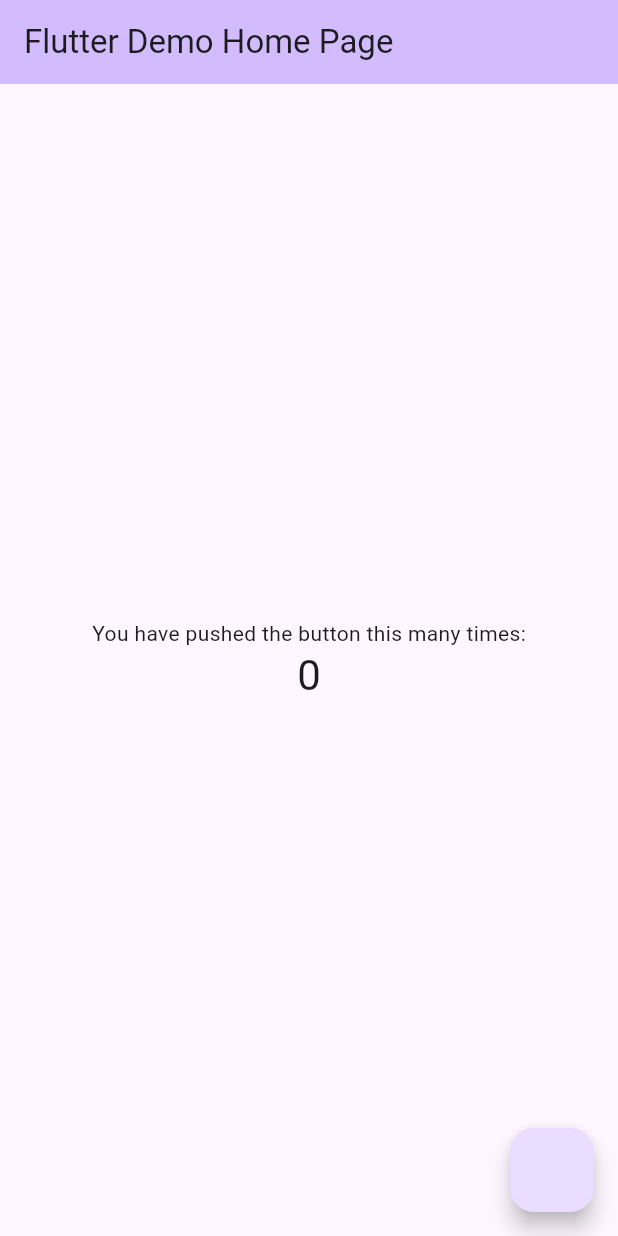
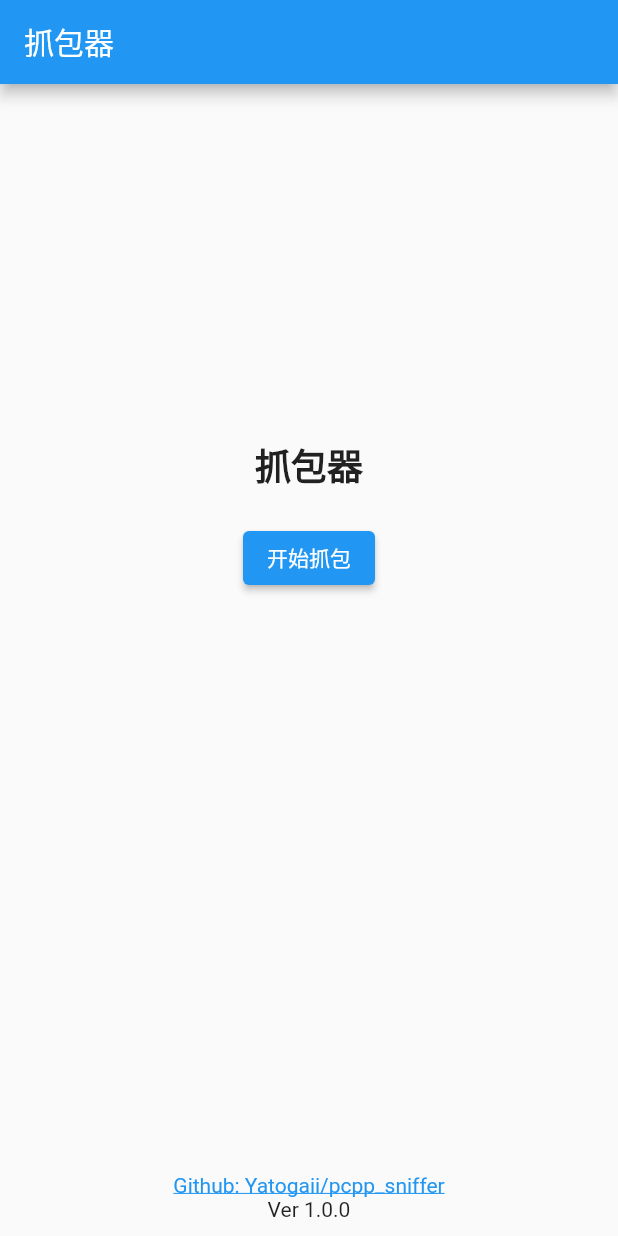
Before and after one commit to Yatogaii/pcpp_sniffer, a Flutter app: the screen it shows after launch, on a phone screen of 412 x 824 dp. Run offline on Flutter 3.47's test engine with Material 2 defaults, Android fonts, the phone set to English and light mode, and no system bars.

Commit message:
frontend: add NEW main page

```diff
--- a/sniffer_web_ui/lib/main.dart
+++ b/sniffer_web_ui/lib/main.dart
@@ -1,132 +1,225 @@
 import 'package:flutter/material.dart';
+import 'package:url_launcher/url_launcher.dart';
 import 'package:sniffer_web_ui/screens/network_selection_page.dart';
 
-void main() {
-  runApp(const MyApp());
-}
+
+void main() => runApp(MyApp());
 
 class MyApp extends StatelessWidget {
-  const MyApp({super.key});
-
-  // This widget is the root of your application.
   @override
   Widget build(BuildContext context) {
     return MaterialApp(
-      title: 'Flutter Demo',
+      title: '抓包器',
       theme: ThemeData(
-        // This is the theme of your application.
-        //
-        // TRY THIS: Try running your application with "flutter run". You'll see
-        // the application has a blue toolbar. Then, without quitting the app,
-        // try changing the seedColor in the colorScheme below to Colors.green
-        // and then invoke "hot reload" (save your changes or press the "hot
-        // reload" button in a Flutter-supported IDE, or press "r" if you used
-        // the command line to start the app).
-        //
-        // Notice that the counter didn't reset back to zero; the application
-        // state is not lost during the reload. To reset the state, use hot
-        // restart instead.
-        //
-        // This works for code too, not just values: Most code changes can be
-        // tested with just a hot reload.
-        colorScheme: ColorScheme.fromSeed(seedColor: Colors.deepPurple),
-        useMaterial3: true,
+        primarySwatch: Colors.blue,
       ),
-      home: const MyHomePage(title: 'Flutter Demo Home Page'),
+      home: MyHomePage(),
     );
   }
 }
 
-class MyHomePage extends StatefulWidget {
-  const MyHomePage({super.key, required this.title});
-
-  // This widget is the home page of your application. It is stateful, meaning
-  // that it has a State object (defined below) that contains fields that affect
-  // how it looks.
-
-  // This class is the configuration for the state. It holds the values (in this
-  // case the title) provided by the parent (in this case the App widget) and
-  // used by the build method of the State. Fields in a Widget subclass are
-  // always marked "final".
-
-  final String title;
-
-  @override
-  State<MyHomePage> createState() => _MyHomePageState();
+class MyHomePage extends StatelessWidget {
+  // 这个函数用于启动URL
+  _launchURL() async {
+    const url = 'https://github.com/Yatogaii/pcpp_sniffer/tree/mainh';
+    if (await canLaunchUrl(Uri.parse(url))) {
+      await launchUrl(Uri.parse(url));
+    } else {
+      throw '无法启动 $url';
     }
-
-class _MyHomePageState extends State<MyHomePage> {
-  int _counter = 0;
-
-  void _incrementCounter() {
-    setState(() {
-      // This call to setState tells the Flutter framework that something has
-      // changed in this State, which causes it to rerun the build method below
-      // so that the display can reflect the updated values. If we changed
-      // _counter without calling setState(), then the build method would not be
-      // called again, and so nothing would appear to happen.
-      _counter++;
-    });
   }
 
   @override
   Widget build(BuildContext context) {
-    // This method is rerun every time setState is called, for instance as done
-    // by the _incrementCounter method above.
-    //
-    // The Flutter framework has been optimized to make rerunning build methods
-    // fast, so that you can just rebuild anything that needs updating rather
-    // than having to individually change instances of widgets.
     return Scaffold(
       appBar: AppBar(
-        // TRY THIS: Try changing the color here to a specific color (to
-        // Colors.amber, perhaps?) and trigger a hot reload to see the AppBar
-        // change color while the other colors stay the same.
-        backgroundColor: Theme.of(context).colorScheme.inversePrimary,
-        // Here we take the value from the MyHomePage object that was created by
-        // the App.build method, and use it to set our appbar title.
-        title: Text(widget.title),
+        title: const Text('抓包器'),
       ),
-      body: Center(
-        // Center is a layout widget. It takes a single child and positions it
-        // in the middle of the parent.
+      body: Column(
+        children: [
+          Expanded(
+            flex: 3,
+            child: Center(
               child: Column(
-          // Column is also a layout widget. It takes a list of children and
-          // arranges them vertically. By default, it sizes itself to fit its
-          // children horizontally, and tries to be as tall as its parent.
-          //
-          // Column has various properties to control how it sizes itself and
-          // how it positions its children. Here we use mainAxisAlignment to
-          // center the children vertically; the main axis here is the vertical
-          // axis because Columns are vertical (the cross axis would be
-          // horizontal).
-          //
-          // TRY THIS: Invoke "debug painting" (choose the "Toggle Debug Paint"
-          // action in the IDE, or press "p" in the console), to see the
-          // wireframe for each widget.
                 mainAxisAlignment: MainAxisAlignment.center,
                 children: <Widget>[
                   const Text(
-              'You have pushed the button this many times:',
-            ),
-            Text(
-              '$_counter',
-              style: Theme.of(context).textTheme.headlineMedium,
-            ),
-          ],
+                    '抓包器',
+                    style: TextStyle(
+                      fontSize: 24.0,
+                      fontWeight: FontWeight.bold,
                     ),
                   ),
-      floatingActionButton: FloatingActionButton(
+                  const SizedBox(height: 20.0),
+                  ElevatedButton(
                             onPressed: () {
           Navigator.push(
             context,
             MaterialPageRoute(builder: (context) => NetworkSelectionPage()),
           );
         },
-        //        onPressed: _incrementCounter,
-        //        tooltip: 'Increment',
-        //        child: const Icon(Icons.add),
-      ), // This trailing comma makes auto-formatting nicer for build methods.
+
+                    child: const Text('开始抓包'),
+                  ),
+                ],
+              ),
+            ),
+          ),
+          Expanded(
+            flex: 1,
+            child: Column(
+              mainAxisAlignment: MainAxisAlignment.end,
+              children: <Widget>[
+                GestureDetector(
+                  onTap: _launchURL,
+                  child: Text(
+                    'Github: Yatogaii/pcpp_sniffer',
+                    style: const TextStyle(
+                      color: Colors.blue,
+                      decoration: TextDecoration.underline,
+                    ),
+                  ),
+                ),
+                const Text('Ver 1.0.0'),
+                const SizedBox(height: 10.0), // 为了确保相关信息与底部有一些间隔
+              ],
+            ),
+          ),
+        ],
+      ),
     );
   }
 }
+
+//import 'package:flutter/material.dart';
+//import 'package:sniffer_web_ui/screens/network_selection_page.dart';
+//
+//void main() {
+//  runApp(const MyApp());
+//}
+//
+//class MyApp extends StatelessWidget {
+//  const MyApp({super.key});
+//
+//  // This widget is the root of your application.
+//  @override
+//  Widget build(BuildContext context) {
+//    return MaterialApp(
+//      title: 'Flutter Demo',
+//      theme: ThemeData(
+//        // This is the theme of your application.
+//        //
+//        // TRY THIS: Try running your application with "flutter run". You'll see
+//        // the application has a blue toolbar. Then, without quitting the app,
+//        // try changing the seedColor in the colorScheme below to Colors.green
+//        // and then invoke "hot reload" (save your changes or press the "hot
+//        // reload" button in a Flutter-supported IDE, or press "r" if you used
+//        // the command line to start the app).
+//        //
+//        // Notice that the counter didn't reset back to zero; the application
+//        // state is not lost during the reload. To reset the state, use hot
+//        // restart instead.
+//        //
+//        // This works for code too, not just values: Most code changes can be
+//        // tested with just a hot reload.
+//        colorScheme: ColorScheme.fromSeed(seedColor: Colors.deepPurple),
+//        useMaterial3: true,
+//      ),
+//      home: const MyHomePage(title: 'Flutter Demo Home Page'),
+//    );
+//  }
+//}
+//
+//class MyHomePage extends StatefulWidget {
+//  const MyHomePage({super.key, required this.title});
+//
+//  // This widget is the home page of your application. It is stateful, meaning
+//  // that it has a State object (defined below) that contains fields that affect
+//  // how it looks.
+//
+//  // This class is the configuration for the state. It holds the values (in this
+//  // case the title) provided by the parent (in this case the App widget) and
+//  // used by the build method of the State. Fields in a Widget subclass are
+//  // always marked "final".
+//
+//  final String title;
+//
+//  @override
+//  State<MyHomePage> createState() => _MyHomePageState();
+//}
+//
+//class _MyHomePageState extends State<MyHomePage> {
+//  int _counter = 0;
+//
+//  void _incrementCounter() {
+//    setState(() {
+//      // This call to setState tells the Flutter framework that something has
+//      // changed in this State, which causes it to rerun the build method below
+//      // so that the display can reflect the updated values. If we changed
+//      // _counter without calling setState(), then the build method would not be
+//      // called again, and so nothing would appear to happen.
+//      _counter++;
+//    });
+//  }
+//
+//  @override
+//  Widget build(BuildContext context) {
+//    // This method is rerun every time setState is called, for instance as done
+//    // by the _incrementCounter method above.
+//    //
+//    // The Flutter framework has been optimized to make rerunning build methods
+//    // fast, so that you can just rebuild anything that needs updating rather
+//    // than having to individually change instances of widgets.
+//    return Scaffold(
+//      appBar: AppBar(
+//        // TRY THIS: Try changing the color here to a specific color (to
+//        // Colors.amber, perhaps?) and trigger a hot reload to see the AppBar
+//        // change color while the other colors stay the same.
+//        backgroundColor: Theme.of(context).colorScheme.inversePrimary,
+//        // Here we take the value from the MyHomePage object that was created by
+//        // the App.build method, and use it to set our appbar title.
+//        title: Text(widget.title),
+//      ),
+//      body: Center(
+//        // Center is a layout widget. It takes a single child and positions it
+//        // in the middle of the parent.
+//        child: Column(
+//          // Column is also a layout widget. It takes a list of children and
+//          // arranges them vertically. By default, it sizes itself to fit its
+//          // children horizontally, and tries to be as tall as its parent.
+//          //
+//          // Column has various properties to control how it sizes itself and
+//          // how it positions its children. Here we use mainAxisAlignment to
+//          // center the children vertically; the main axis here is the vertical
+//          // axis because Columns are vertical (the cross axis would be
+//          // horizontal).
+//          //
+//          // TRY THIS: Invoke "debug painting" (choose the "Toggle Debug Paint"
+//          // action in the IDE, or press "p" in the console), to see the
+//          // wireframe for each widget.
+//          mainAxisAlignment: MainAxisAlignment.center,
+//          children: <Widget>[
+//            const Text(
+//              'You have pushed the button this many times:',
+//            ),
+//            Text(
+//              '$_counter',
+//              style: Theme.of(context).textTheme.headlineMedium,
+//            ),
+//          ],
+//        ),
+//      ),
+//      floatingActionButton: FloatingActionButton(
+//        onPressed: () {
+//          Navigator.push(
+//            context,
+//            MaterialPageRoute(builder: (context) => NetworkSelectionPage()),
+//          );
+//        },
+//        //        onPressed: _incrementCounter,
+//        //        tooltip: 'Increment',
+//        //        child: const Icon(Icons.add),
+//      ), // This trailing comma makes auto-formatting nicer for build methods.
+//    );
+//  }
+//}
--- a/sniffer_web_ui/lib/screens/network_selection_page.dart
+++ b/sniffer_web_ui/lib/screens/network_selection_page.dart
@@ -1,5 +1,3 @@
-import 'dart:html';
-
 import 'package:flutter/material.dart';
 import 'package:sniffer_web_ui/screens/packet_display_screen.dart';
 import 'package:web_socket_channel/web_socket_channel.dart';
--- a/sniffer_web_ui/pubspec.yaml
+++ b/sniffer_web_ui/pubspec.yaml
@@ -29,6 +29,7 @@
 # versions available, run `flutter pub outdated`.
 dependencies:
   web_socket_channel: ^2.4.0
+  url_launcher: ^6.0.12
   flutter:
     sdk: flutter
 
```
Also changed, not shown: sniffer_web_ui/pubspec.lock, 5 other files. Lines whose indentation alone changed are shown as unchanged.
